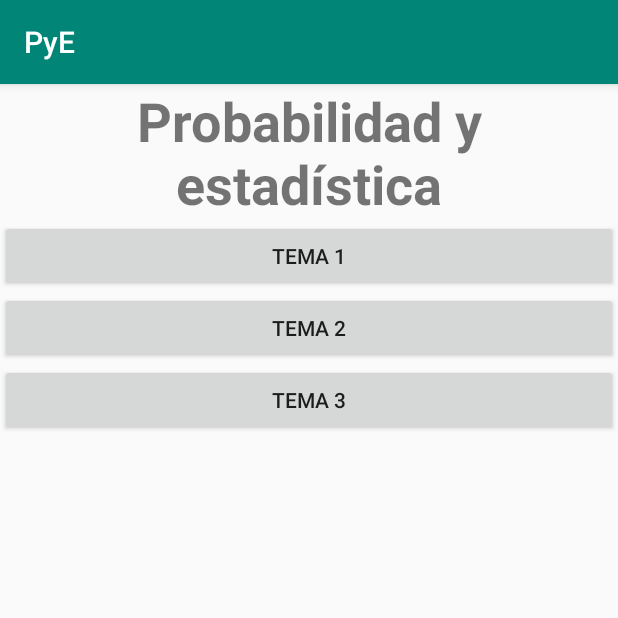
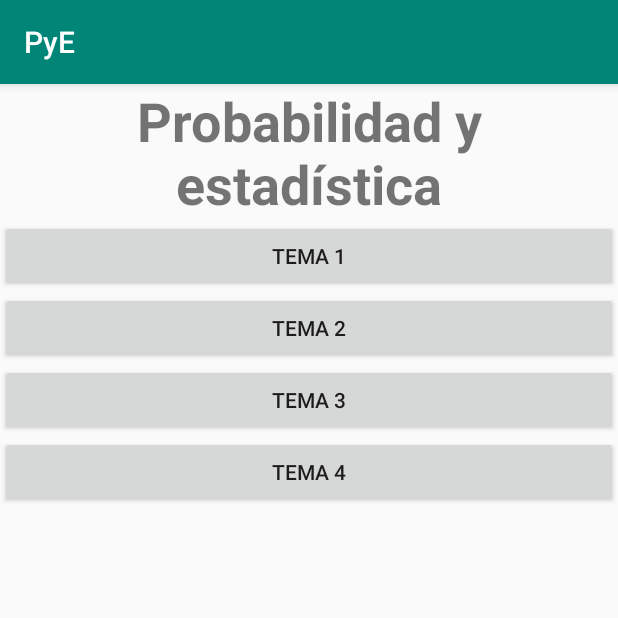
Before and after one commit to Andres77872/PyE, an Android app: the screen it shows after launch (MainActivity), on a phone screen of 412 x 824 dp, the top half of it. Run offline under Robolectric (Android 15) with nearby library versions, the phone set to English and light mode, and no system bars.

Commit message:
Avance 4.2

```diff
--- a/app/src/main/java/com/example/pye/MainActivity.java
+++ b/app/src/main/java/com/example/pye/MainActivity.java
@@ -10,6 +10,7 @@ import android.widget.Button;
 import com.example.pye.Tema1.Tema_1;
 import com.example.pye.Tema2.Tema_2;
 import com.example.pye.Tema3.Tema_3;
+import com.example.pye.Tema4.Tema_4;
 
 public class MainActivity extends AppCompatActivity {
 
@@ -42,6 +43,13 @@ public class MainActivity extends AppCompatActivity {
                 startActivity(vw);
             }
         });
+        ((Button)findViewById(R.id.btn_Tema_4)).setOnClickListener(new View.OnClickListener() {
+            @Override
+            public void onClick(View v) {
+                Intent vw=new Intent(getApplicationContext(), Tema_4.class);
+                startActivity(vw);
+            }
+        });
     }
 
 }
--- a/app/src/main/res/layout/activity_main.xml
+++ b/app/src/main/res/layout/activity_main.xml
@@ -38,4 +38,11 @@
         android:layout_weight="0"
         android:text="Tema 3" />
 
+    <Button
+        android:id="@+id/btn_Tema_4"
+        android:layout_width="match_parent"
+        android:layout_height="wrap_content"
+        android:layout_weight="0"
+        android:text="Tema 4" />
+
 </LinearLayout>
--- a/app/src/main/res/layout/activity_tema_4.xml
+++ b/app/src/main/res/layout/activity_tema_4.xml
@@ -18,7 +18,7 @@
         android:layout_width="match_parent"
         android:layout_height="wrap_content"
         android:ems="10"
-        android:inputType="number" />
+        android:inputType="text" />
 
     <TextView
         android:id="@+id/textView21"
```
Also changed, not shown: app/src/main/java/com/example/pye/Tema4/Tema_4.java (+7 -6 lines).
